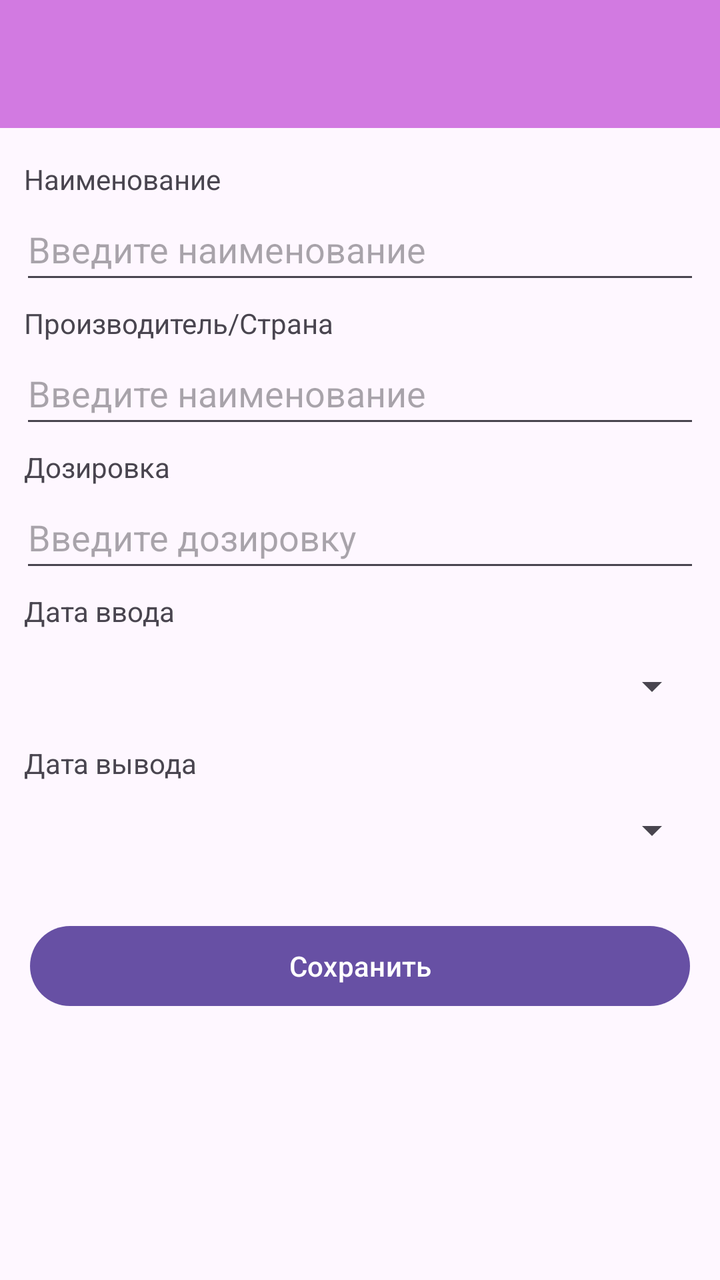
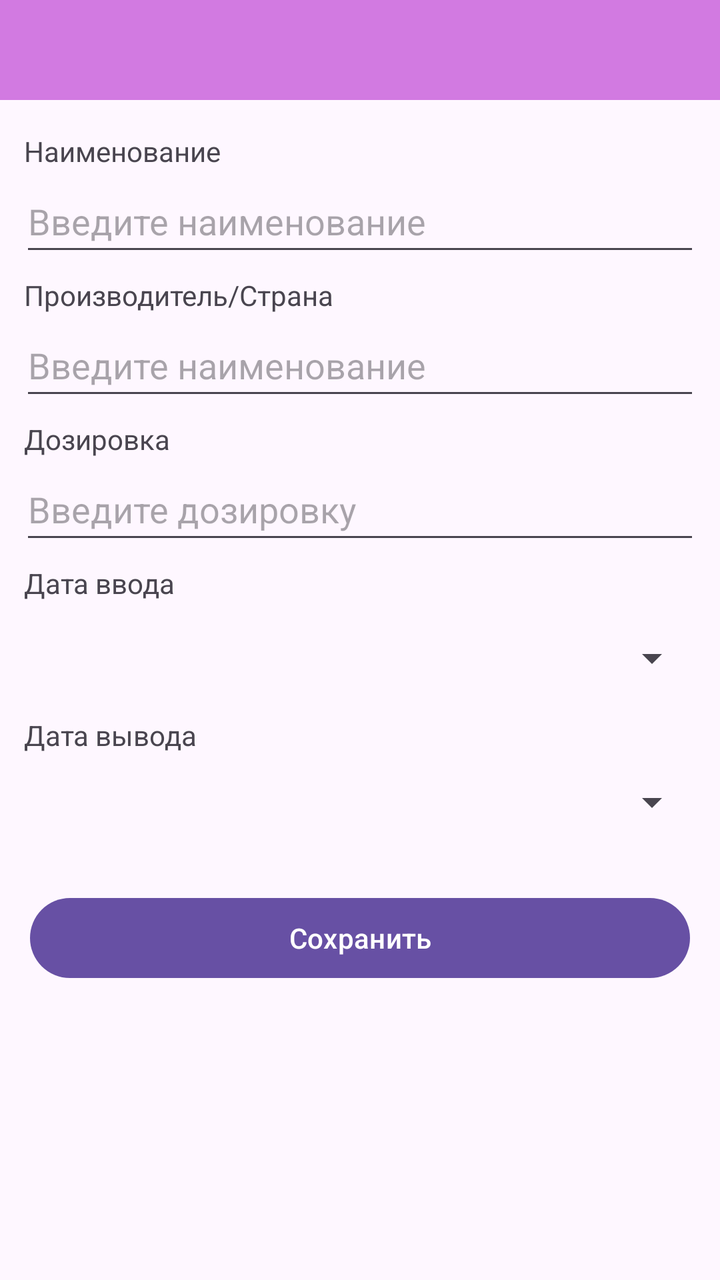

Screens rendered from an Android XML layout before and after an edit, with the pre-edit source and the edit as a unified diff.
<!-- AndroidManifest.xml: application theme Theme.AppFond -->
<!-- res/layout/activity_new_teraphy.xml -->
<?xml version="1.0" encoding="utf-8"?>
<androidx.constraintlayout.widget.ConstraintLayout xmlns:android="http://schemas.android.com/apk/res/android"
    xmlns:app="http://schemas.android.com/apk/res-auto"
    xmlns:tools="http://schemas.android.com/tools"
    android:layout_width="match_parent"
    android:layout_height="match_parent"
    tools:context=".NewTeraphyActivity">

    <EditText
        android:id="@+id/fieldNewDateEndTer"
        style="@style/Widget.AppCompat.Spinner"
        android:layout_width="0dp"
        android:layout_height="wrap_content"
        android:layout_marginStart="10dp"
        android:layout_marginEnd="10dp"
        android:autofillHints=""
        android:editable="false"
        android:ems="10"
        android:enabled="true"
        android:hint="@string/res_some_unknown_field"
        android:minHeight="48dp"
        app:layout_constraintEnd_toEndOf="parent"
        app:layout_constraintHorizontal_bias="1.0"
        app:layout_constraintStart_toStartOf="parent"
        app:layout_constraintTop_toBottomOf="@+id/labelNewTerDateEnd"
        tools:ignore="SpeakableTextPresentCheck" />

    <TextView
        android:id="@+id/labelNewTerDateEnd"
        android:layout_width="wrap_content"
        android:layout_height="wrap_content"
        android:layout_marginStart="12dp"
        android:layout_marginTop="5dp"
        android:text="Дата вывода"
        app:layout_constraintStart_toStartOf="parent"
        app:layout_constraintTop_toBottomOf="@+id/fieldNewDateBegTer" />

    <TextView
        android:id="@+id/labelNewDoz"
        android:layout_width="wrap_content"
        android:layout_height="wrap_content"
        android:layout_marginStart="12dp"
        android:layout_marginTop="5dp"
        android:text="Дозировка"
        app:layout_constraintStart_toStartOf="parent"
        app:layout_constraintTop_toBottomOf="@+id/fieldCountryNewTer" />

    <EditText
        android:id="@+id/fieldDozNewTer"
        android:layout_width="0dp"
        android:layout_height="wrap_content"
        android:layout_marginStart="10dp"
        android:layout_marginEnd="10dp"
        android:autofillHints=""
        android:editable="true"
        android:ems="10"
        android:enabled="true"
        android:hint="Введите дозировку"
        android:inputType="textPersonName"
        android:minHeight="48dp"
        app:layout_constraintEnd_toEndOf="parent"
        app:layout_constraintHorizontal_bias="1.0"
        app:layout_constraintStart_toStartOf="parent"
        app:layout_constraintTop_toBottomOf="@+id/labelNewDoz" />

    <EditText
        android:id="@+id/fieldCountryNewTer"
        android:layout_width="0dp"
        android:layout_height="wrap_content"
        android:layout_marginStart="10dp"
        android:layout_marginEnd="10dp"
        android:autofillHints=""
        android:editable="true"
        android:ems="10"
        android:enabled="true"
        android:hint="Введите наименование"
        android:inputType="textPersonName"
        android:minHeight="48dp"
        app:layout_constraintEnd_toEndOf="parent"
        app:layout_constraintHorizontal_bias="0.0"
        app:layout_constraintStart_toStartOf="parent"
        app:layout_constraintTop_toBottomOf="@+id/labelNewСountry" />

    <TextView
        android:id="@+id/labelNewСountry"
        android:layout_width="wrap_content"
        android:layout_height="wrap_content"
        android:layout_marginStart="12dp"
        android:layout_marginTop="5dp"
        android:text="Производитель/Страна"
        app:layout_constraintStart_toStartOf="parent"
        app:layout_constraintTop_toBottomOf="@+id/fieldNameNewTer" />

    <androidx.appcompat.widget.Toolbar
        android:id="@+id/newTerToolbar"
        android:layout_width="0dp"
        android:layout_height="wrap_content"
        android:background="@color/fiol_bleed"
        app:layout_constraintEnd_toEndOf="parent"
        app:layout_constraintStart_toStartOf="parent"
        app:layout_constraintTop_toTopOf="parent">

    </androidx.appcompat.widget.Toolbar>

    <ProgressBar
        android:id="@+id/progressBarNewTer"
        style="?android:attr/progressBarStyleHorizontal"
        android:layout_width="0dp"
        android:layout_height="wrap_content"
        android:indeterminate="true"
        android:visibility="invisible"
        app:layout_constraintEnd_toEndOf="parent"
        app:layout_constraintHorizontal_bias="0.0"
        android:indeterminateTint="@color/fiol"
        app:layout_constraintStart_toStartOf="parent"
        app:layout_constraintTop_toBottomOf="@+id/newTerToolbar" />

    <TextView
        android:id="@+id/labelNewName"
        android:layout_width="wrap_content"
        android:layout_height="wrap_content"
        android:layout_marginStart="12dp"
        android:text="Наименование"
        app:layout_constraintStart_toStartOf="parent"
        app:layout_constraintTop_toBottomOf="@+id/progressBarNewTer" />

    <EditText
        android:id="@+id/fieldNameNewTer"
        android:layout_width="0dp"
        android:layout_height="wrap_content"
        android:layout_marginStart="10dp"
        android:layout_marginEnd="10dp"
        android:autofillHints=""
        android:editable="true"
        android:ems="10"
        android:enabled="true"
        android:hint="Введите наименование"
        android:inputType="textPersonName"
        android:minHeight="48dp"
        app:layout_constraintEnd_toEndOf="parent"
        app:layout_constraintHorizontal_bias="0.0"
        app:layout_constraintStart_toStartOf="parent"
        app:layout_constraintTop_toBottomOf="@+id/labelNewName" />

    <TextView
        android:id="@+id/labelNewTerDateBeg"
        android:layout_width="wrap_content"
        android:layout_height="wrap_content"
        android:layout_marginStart="12dp"
        android:layout_marginTop="5dp"
        android:text="Дата ввода"
        app:layout_constraintStart_toStartOf="parent"
        app:layout_constraintTop_toBottomOf="@+id/fieldDozNewTer" />

    <EditText
        android:id="@+id/fieldNewDateBegTer"
        style="@style/Widget.AppCompat.Spinner"
        android:layout_width="0dp"
        android:layout_height="wrap_content"
        android:layout_marginStart="10dp"
        android:layout_marginTop="4dp"
        android:layout_marginEnd="10dp"
        android:autofillHints=""
        android:editable="false"
        android:ems="10"
        android:enabled="true"
        android:hint="@string/res_some_unknown_field"
        android:minHeight="48dp"
        app:layout_constraintEnd_toEndOf="parent"
        app:layout_constraintHorizontal_bias="1.0"
        app:layout_constraintStart_toStartOf="parent"
        app:layout_constraintTop_toBottomOf="@+id/labelNewTerDateBeg"
        tools:ignore="SpeakableTextPresentCheck" />

    <Button
        android:id="@+id/buttonSaveNewTer"
        android:layout_width="0dp"
        android:layout_height="wrap_content"
        android:layout_marginStart="15dp"
        android:layout_marginTop="20dp"
        android:layout_marginEnd="15dp"
        android:text="Сохранить"
        app:layout_constraintEnd_toEndOf="parent"
        app:layout_constraintStart_toStartOf="parent"
        app:layout_constraintTop_toBottomOf="@+id/fieldNewDateEndTer" />
</androidx.constraintlayout.widget.ConstraintLayout>
<!-- resources referenced by this layout -->
<resources>
  <color name="fiol">#9C27B0</color>
  <color name="fiol_bleed">#D27AE1</color>
  <string name="res_some_unknown_field" />
  <style name="Theme.AppFond" parent="Theme.MaterialComponents.DayNight.NoActionBar">
          
          <item name="colorPrimary">@color/fiol</item>
          <item name="colorPrimaryVariant">@color/fiol</item>
          <item name="colorOnPrimary">@color/white</item>
          
          <item name="colorSecondary">@color/purple_400</item>
          <item name="colorSecondaryVariant">@color/purple_800</item>
          <item name="colorOnSecondary">@color/black</item>
          
          <item name="android:statusBarColor">?attr/colorPrimaryVariant</item>
          
      </style>
  <color name="white">#FFFFFFFF</color>
  <color name="black">#FF000000</color>
</resources>

<!-- the commit's change to res/layout/activity_new_teraphy.xml (unified diff, before → after) -->
@@ -4,6 +4,7 @@
     xmlns:tools="http://schemas.android.com/tools"
     android:layout_width="match_parent"
     android:layout_height="match_parent"
+    android:fitsSystemWindows="true"
     tools:context=".NewTeraphyActivity">
 
     <EditText
@@ -94,7 +95,7 @@
     <androidx.appcompat.widget.Toolbar
         android:id="@+id/newTerToolbar"
         android:layout_width="0dp"
-        android:layout_height="wrap_content"
+        android:layout_height="50dp"
         android:background="@color/fiol_bleed"
         app:layout_constraintEnd_toEndOf="parent"
         app:layout_constraintStart_toStartOf="parent"
